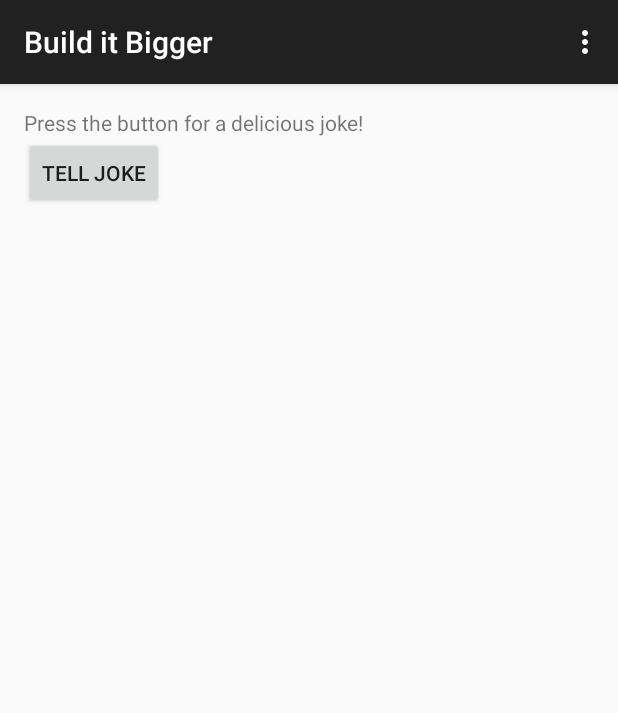
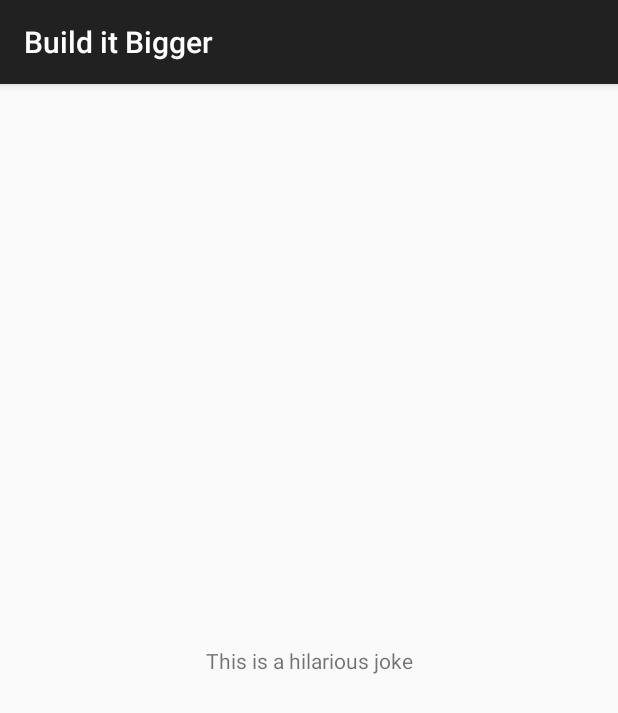
Before and after one commit to amy6/JokeWizard, an Android app: the screen it shows after launch (MainActivity before the commit, JokeActivity after it), after a tap on "TELL JOKE", on a phone screen of 412 x 824 dp. Shown: the top 713 px of the screen. Run offline under Robolectric (Android 15) with nearby library versions, the phone set to English and light mode, and no system bars; our stand-ins replace AdMob.

Commit message:
add activity library module
display joke text in android library activity via intent from main activity

```diff
--- a/app/build.gradle
+++ b/app/build.gradle
@@ -51,4 +51,5 @@ dependencies {
 
     testImplementation 'junit:junit:4.12'
     implementation project(path: ':jokestore')
+    implementation project(path: ':jokeactivity')
 }
--- a/app/src/main/java/com/udacity/gradle/builditbigger/MainActivity.java
+++ b/app/src/main/java/com/udacity/gradle/builditbigger/MainActivity.java
@@ -1,5 +1,6 @@
 package com.udacity.gradle.builditbigger;
 
+import android.content.Intent;
 import android.os.Bundle;
 import android.support.v7.app.AppCompatActivity;
 import android.view.Menu;
@@ -7,6 +8,7 @@ import android.view.MenuItem;
 import android.view.View;
 import android.widget.Toast;
 
+import com.example.jokeactivity.JokeActivity;
 import com.example.jokestore.JokeStore;
 import com.google.android.gms.ads.MobileAds;
 
@@ -46,7 +48,9 @@ public class MainActivity extends AppCompatActivity {
 
     public void tellJoke(View view) {
         String joke = new JokeStore().getJoke();
-        Toast.makeText(this, joke, Toast.LENGTH_SHORT).show();
+        Intent intent = new Intent(this, JokeActivity.class);
+        intent.putExtra("joke", joke);
+        startActivity(intent);
     }
 
 
--- /dev/null
+++ b/jokeactivity/src/main/java/com/example/jokeactivity/JokeActivity.java
@@ -0,0 +1,26 @@
+package com.example.jokeactivity;
+
+import android.support.v7.app.AppCompatActivity;
+import android.os.Bundle;
+import android.text.TextUtils;
+import android.widget.TextView;
+
+public class JokeActivity extends AppCompatActivity {
+
+    @Override
+    protected void onCreate(Bundle savedInstanceState) {
+        super.onCreate(savedInstanceState);
+        setContentView(R.layout.activity_joke);
+
+        TextView jokeTextView = findViewById(R.id.joke_text);
+
+        if (getIntent() != null) {
+            if (getIntent().hasExtra("joke")) {
+                String joke = getIntent().getStringExtra("joke");
+                if (!TextUtils.isEmpty(joke)) {
+                    jokeTextView.setText(joke);
+                }
+            }
+        }
+    }
+}
--- /dev/null
+++ b/jokeactivity/src/main/res/layout/activity_joke.xml
@@ -0,0 +1,24 @@
+<?xml version="1.0" encoding="utf-8"?>
+<android.support.constraint.ConstraintLayout xmlns:android="http://schemas.android.com/apk/res/android"
+    xmlns:app="http://schemas.android.com/apk/res-auto"
+    xmlns:tools="http://schemas.android.com/tools"
+    android:layout_width="match_parent"
+    android:layout_height="match_parent"
+    tools:context=".JokeActivity">
+
+    <TextView
+        android:id="@+id/joke_text"
+        android:layout_width="wrap_content"
+        android:layout_height="wrap_content"
+        android:layout_marginStart="8dp"
+        android:layout_marginLeft="8dp"
+        android:layout_marginTop="8dp"
+        android:layout_marginEnd="8dp"
+        android:layout_marginRight="8dp"
+        android:layout_marginBottom="8dp"
+        android:text="Hello World!"
+        app:layout_constraintBottom_toBottomOf="parent"
+        app:layout_constraintEnd_toEndOf="parent"
+        app:layout_constraintStart_toStartOf="parent"
+        app:layout_constraintTop_toTopOf="parent" />
+</android.support.constraint.ConstraintLayout>
--- /dev/null
+++ b/jokeactivity/src/main/res/values/strings.xml
@@ -0,0 +1,3 @@
+<resources>
+    <string name="app_name">JokeActivity</string>
+</resources>
--- a/settings.gradle
+++ b/settings.gradle
@@ -1 +1 @@
-include ':app', ':backend', ':jokestore'
+include ':app', ':backend', ':jokestore', ':jokeactivity'
```
Also changed, not shown: jokeactivity/build.gradle (added, +35 -0 lines), jokeactivity/src/main/AndroidManifest.xml (added, +9 -0 lines), 5 other files.
